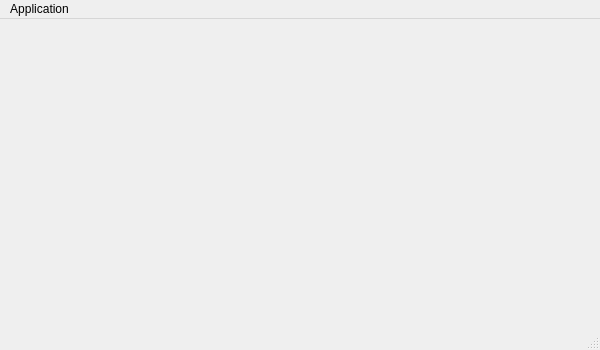
shengyun-zhou/AndroidPhone-Assistant-Linux, file src/PC-Client/GUI/MainWindow.ui: the form before one commit.
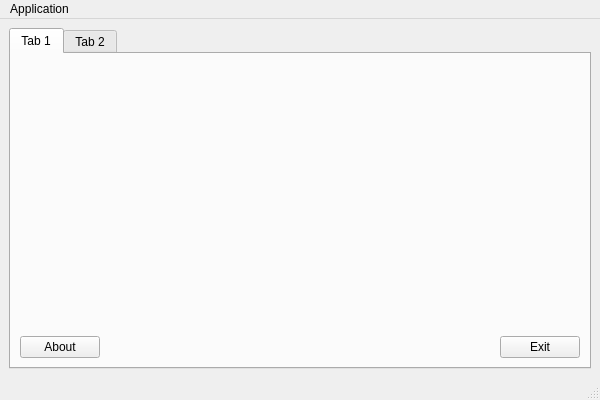
The form after the commit.

What changed in the file:
```diff
--- a/src/PC-Client/GUI/MainWindow.ui
+++ b/src/PC-Client/GUI/MainWindow.ui
@@ -7,19 +7,102 @@
     <x>0</x>
     <y>0</y>
     <width>600</width>
-    <height>350</height>
+    <height>400</height>
    </rect>
   </property>
-  <property name="minimumSize">
-   <size>
-    <width>200</width>
-    <height>100</height>
-   </size>
-  </property>
   <property name="windowTitle">
    <string>MainWindow</string>
   </property>
-  <widget class="QWidget" name="centralwidget"/>
+  <widget class="QWidget" name="centralwidget">
+   <layout class="QHBoxLayout" name="horizontalLayout_2">
+    <item>
+     <layout class="QHBoxLayout" name="horizontalLayout">
+      <property name="leftMargin">
+       <number>0</number>
+      </property>
+      <property name="rightMargin">
+       <number>0</number>
+      </property>
+      <property name="bottomMargin">
+       <number>0</number>
+      </property>
+      <item>
+       <widget class="QTabWidget" name="tabWidget">
+        <property name="currentIndex">
+         <number>0</number>
+        </property>
+        <widget class="QWidget" name="tab">
+         <attribute name="title">
+          <string>Tab 1</string>
+         </attribute>
+         <layout class="QVBoxLayout" name="verticalLayout_2">
+          <item>
+           <layout class="QVBoxLayout" name="verticalLayout">
+            <item>
+             <spacer name="verticalSpacer">
+              <property name="orientation">
+               <enum>Qt::Vertical</enum>
+              </property>
+              <property name="sizeHint" stdset="0">
+               <size>
+                <width>20</width>
+                <height>40</height>
+               </size>
+              </property>
+             </spacer>
+            </item>
+            <item>
+             <layout class="QHBoxLayout" name="horizontalLayout_3">
+              <item>
+               <widget class="QPushButton" name="pushButton">
+                <property name="minimumSize">
+                 <size>
+                  <width>0</width>
+                  <height>0</height>
+                 </size>
+                </property>
+                <property name="text">
+                 <string>About</string>
+                </property>
+               </widget>
+              </item>
+              <item>
+               <spacer name="horizontalSpacer">
+                <property name="orientation">
+                 <enum>Qt::Horizontal</enum>
+                </property>
+                <property name="sizeHint" stdset="0">
+                 <size>
+                  <width>40</width>
+                  <height>20</height>
+                 </size>
+                </property>
+               </spacer>
+              </item>
+              <item>
+               <widget class="QPushButton" name="pushButton_2">
+                <property name="text">
+                 <string>Exit</string>
+                </property>
+               </widget>
+              </item>
+             </layout>
+            </item>
+           </layout>
+          </item>
+         </layout>
+        </widget>
+        <widget class="QWidget" name="tab_2">
+         <attribute name="title">
+          <string>Tab 2</string>
+         </attribute>
+        </widget>
+       </widget>
+      </item>
+     </layout>
+    </item>
+   </layout>
+  </widget>
   <widget class="QMenuBar" name="menubar_main">
    <property name="geometry">
     <rect>
```
